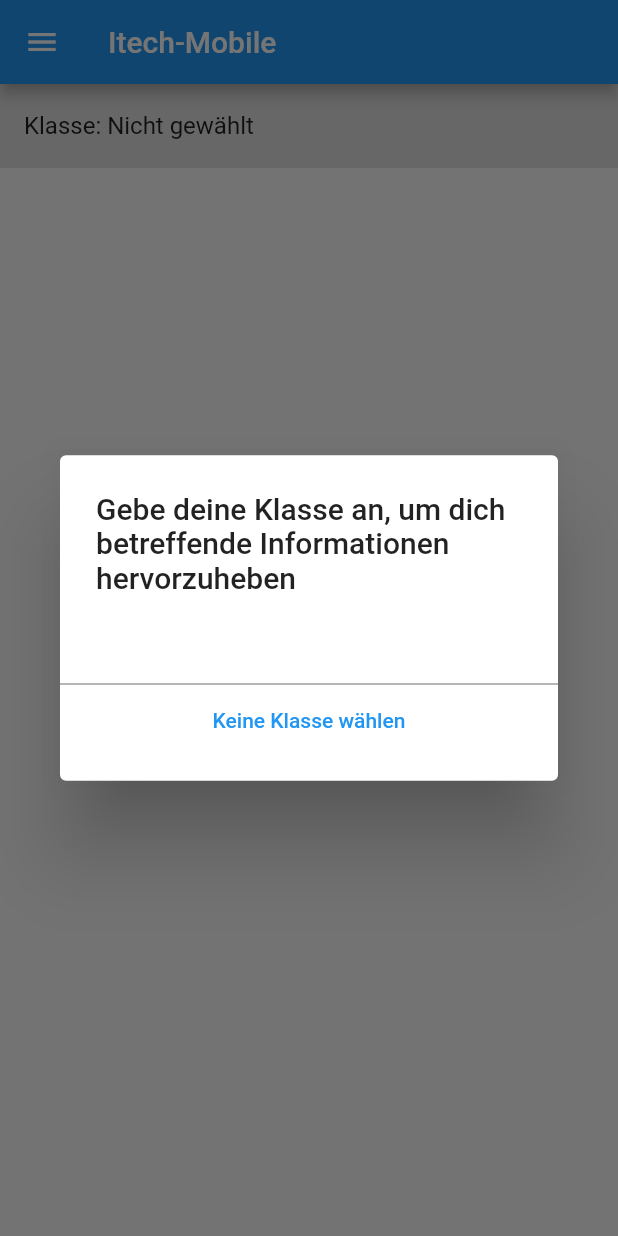
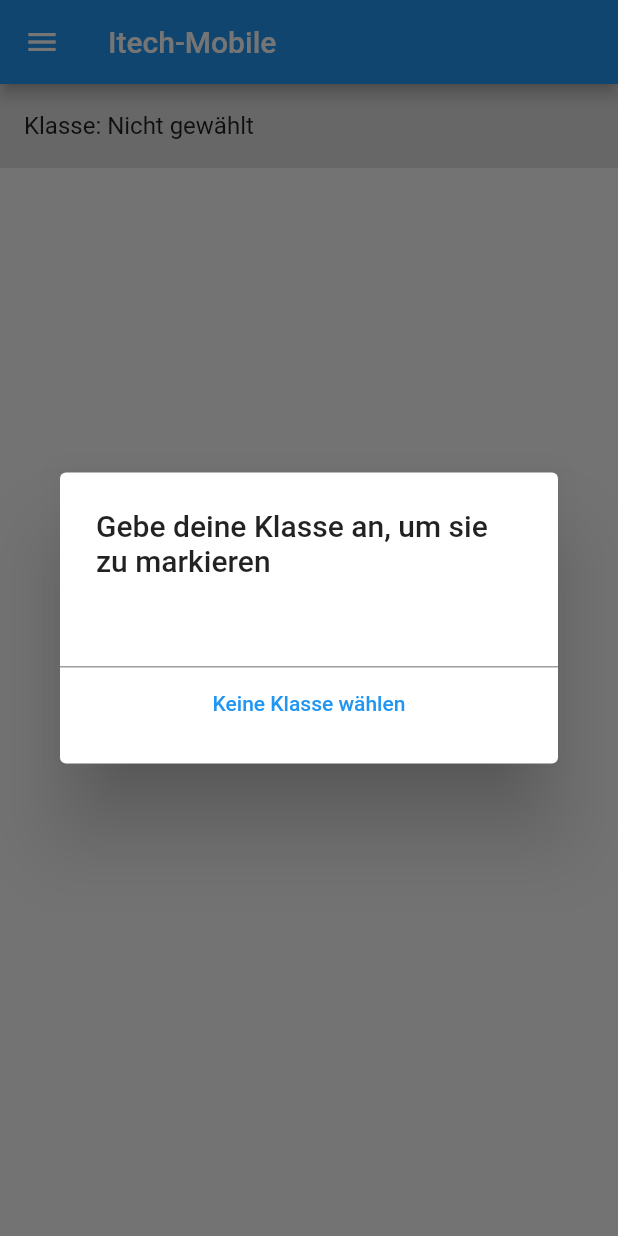
Before and after one commit to schrlu/itech_mobile, a Flutter app: the Settings screen opened directly, after a tap on an icon or button, on a phone screen of 412 x 824 dp. Run offline on Flutter 3.47's test engine with Material 2 defaults, Android fonts, the phone set to English and light mode, and no system bars; our stand-ins replace shared_preferences; accounts and stored records are empty; network calls fail.

Commit message:
Beseitigung der Warnings

```diff
--- a/lib/api.dart
+++ b/lib/api.dart
@@ -1,7 +1,6 @@
 import 'dart:convert';
 
 import 'package:http/http.dart' as http;
-import 'package:http/http.dart';
 
 class Api {
   static Future<String> getTimetable() async {
--- a/lib/navbar.dart
+++ b/lib/navbar.dart
@@ -4,12 +4,14 @@ import 'package:itech_mobile/settings.dart';
 import 'package:itech_mobile/timetable.dart';
 
 class NavBar extends StatelessWidget {
+  const NavBar({super.key});
+
   @override
   Widget build(BuildContext context) {
     //Routen zu den anderen Seiten
     return Drawer(
-        backgroundColor: Color.fromARGB(255, 1, 5, 6),
-        key: Key('navBar'),
+        backgroundColor: const Color.fromARGB(255, 1, 5, 6),
+        key: const Key('navBar'),
         child: ListView(
           children: [
             Site('Vertretungsplan', Icons.schedule, Timetable(), 'timetable'),
@@ -26,12 +28,11 @@ class Site extends StatelessWidget {
   String title;
   String keyValue;
 
-  Site(this.title, this.icon, this.page, this.keyValue);
+  Site(this.title, this.icon, this.page, this.keyValue, {super.key});
 
   @override
   Widget build(BuildContext context) {
-    return Container(
-      child: ListTile(
+    return ListTile(
       key: Key(keyValue),
       textColor: Colors.white,
       leading: Icon(icon, color: Colors.white),
@@ -44,7 +45,6 @@ class Site extends StatelessWidget {
           ),
         );
       },
-      ),
     );
   }
 }
--- a/lib/settings.dart
+++ b/lib/settings.dart
@@ -1,6 +1,4 @@
 import 'package:flutter/material.dart';
-import 'package:flutter/src/widgets/framework.dart';
-import 'package:flutter/src/widgets/placeholder.dart';
 import 'package:itech_mobile/navbar.dart';
 import 'package:shared_preferences/shared_preferences.dart';
 
@@ -17,7 +15,7 @@ class _SettingsState extends State<Settings> {
   @override
   Widget build(BuildContext context) {
     return Scaffold(
-        drawer: NavBar(),
+        drawer: const NavBar(),
         appBar: AppBar(title: const Text('Itech-Mobile')),
         body: FutureBuilder(
             future: getPreferences(),
@@ -26,7 +24,6 @@ class _SettingsState extends State<Settings> {
               return ListView(
                 children: [
                   classSetting(context),
-
                 ],
               );
             }));
@@ -37,29 +34,27 @@ class _SettingsState extends State<Settings> {
       color: getColor(),
       child: ListTile(
         title: Text(
-                        'Klasse: ${prefs.getString('studentClass') != null ? prefs.getString('studentClass') : 'Nicht gewählt'}'),
+            'Klasse: ${prefs.getString('studentClass') ?? 'Nicht gewählt'}'),
         onTap: () {
           showDialog(
               context: context,
               builder: (BuildContext context) {
                 return SimpleDialog(
-                              title: Text(
-                                  'Gebe deine Klasse an, um dich betreffende Informationen hervorzuheben'),
+                  title:
+                      const Text('Gebe deine Klasse an, um sie zu markieren'),
                   children: [
                     TextField(onSubmitted: (value) {
                       prefs.setString('studentClass', value.toLowerCase());
                       Navigator.of(context).pop();
                       setState(() {});
                     }),
-                                Container(
-                                  child: TextButton(
-                                      child: Text('Keine Klasse wählen'),
+                    TextButton(
+                        child: const Text('Keine Klasse wählen'),
                         onPressed: () {
                           prefs.remove('studentClass');
                           Navigator.of(context).pop();
                           setState(() {});
-                                      }),
-                                )
+                        })
                   ],
                 );
               });
```
Also changed, not shown: lib/holiday.dart (+4 -3 lines), lib/timetable.dart (+11 -10 lines). Lines whose indentation alone changed are shown as unchanged.
